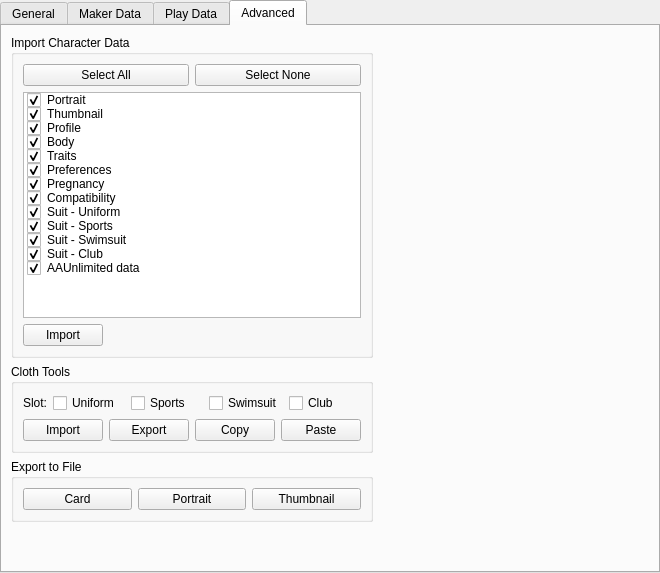
Old version of the form src/ui/cardview.ui in the repository geneishouko/AA2QtEdit.
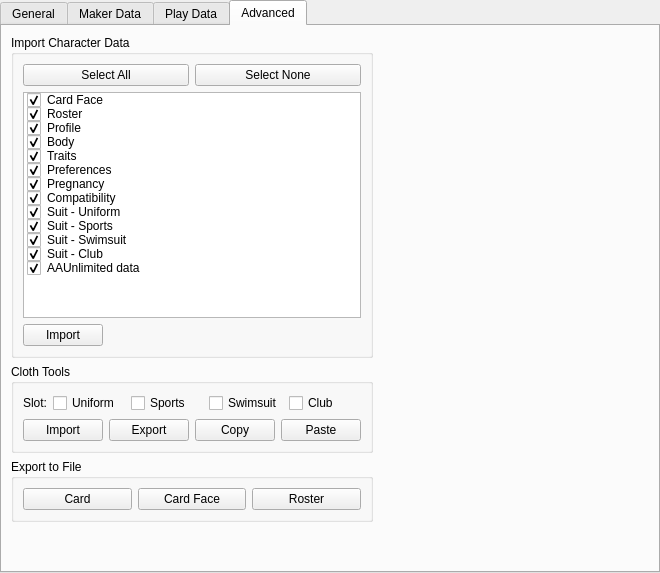
New version of the form. The open tabs and pages were chosen to show the change. Custom widgets are drawn as their Qt base class.

What changed in the file:
```diff
--- a/src/ui/cardview.ui
+++ b/src/ui/cardview.ui
@@ -226,7 +226,7 @@
           <widget class="QListWidget" name="characterDataSelectionList">
            <item>
             <property name="text">
-             <string>Portrait</string>
+             <string>Card Face</string>
             </property>
             <property name="checkState">
              <enum>Checked</enum>
@@ -237,7 +237,7 @@
            </item>
            <item>
             <property name="text">
-             <string>Thumbnail</string>
+             <string>Roster</string>
             </property>
             <property name="checkState">
              <enum>Checked</enum>
@@ -494,14 +494,14 @@
            <item>
             <widget class="QPushButton" name="exportPortraitButton">
              <property name="text">
-              <string>Portrait</string>
+              <string>Card Face</string>
              </property>
             </widget>
            </item>
            <item>
             <widget class="QPushButton" name="exportThumbailButton">
              <property name="text">
-              <string>Thumbnail</string>
+              <string>Roster</string>
              </property>
             </widget>
            </item>
```
Left out of the diff: 4 changed lines with no effect on the pictures.
